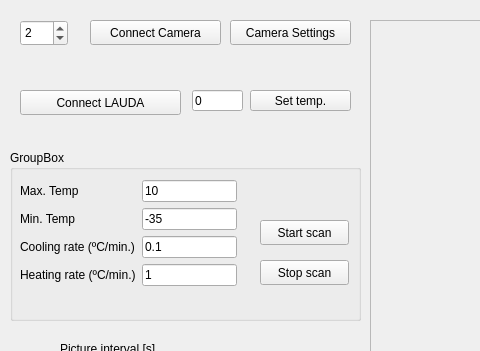
Before: the Qt Designer form src/gui/experiment.ui in gfogwill/FrESH, drawn with Qt 5; both pictures show x 0 to 480 and y 0 to 351 of the 920 by 640 pixel window.
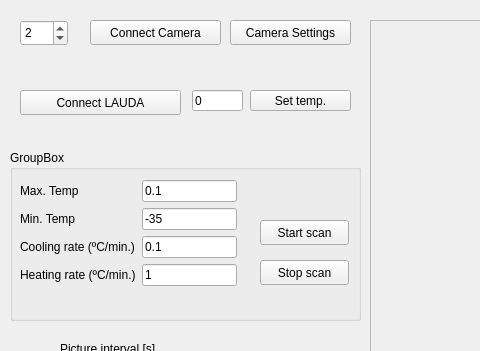
After: the same form once the commit is applied. Custom widgets are drawn as their Qt base class.

Commit message: feat: terminate if setpoint is grater than 10 deg

```diff
--- a/src/gui/experiment.ui
+++ b/src/gui/experiment.ui
@@ -423,7 +423,7 @@
       <item row="0" column="1">
        <widget class="QLineEdit" name="maxTemp">
         <property name="text">
-         <string>10</string>
+         <string>0.1</string>
         </property>
        </widget>
       </item>
```
The commit also changes 1 other file.
